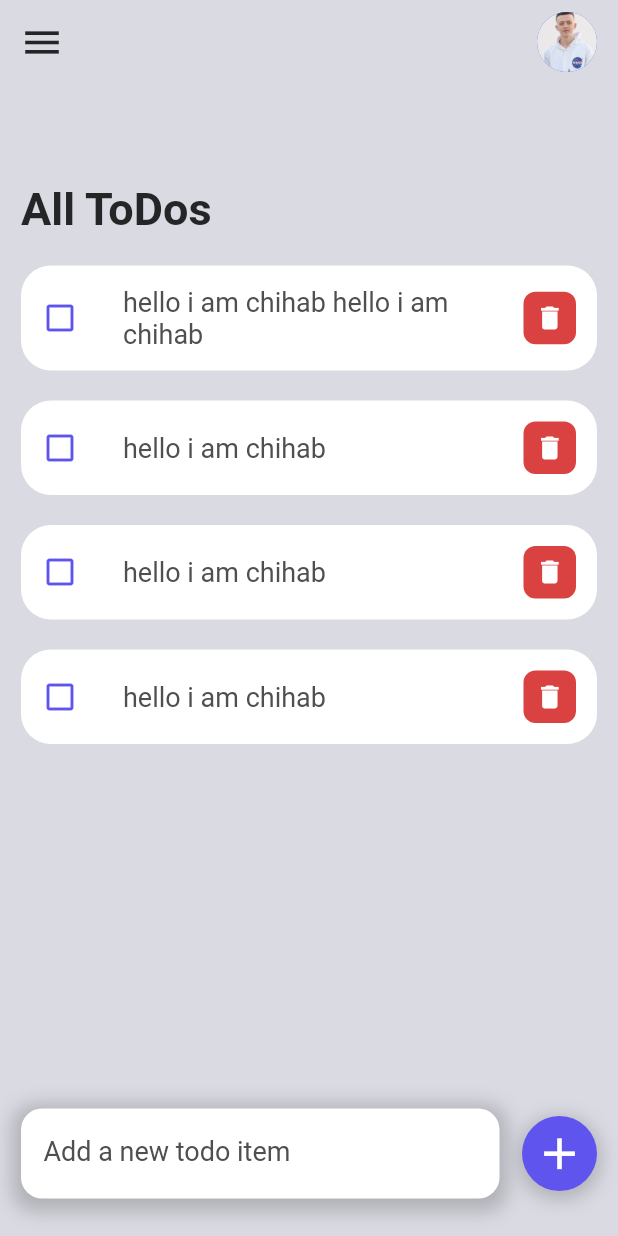
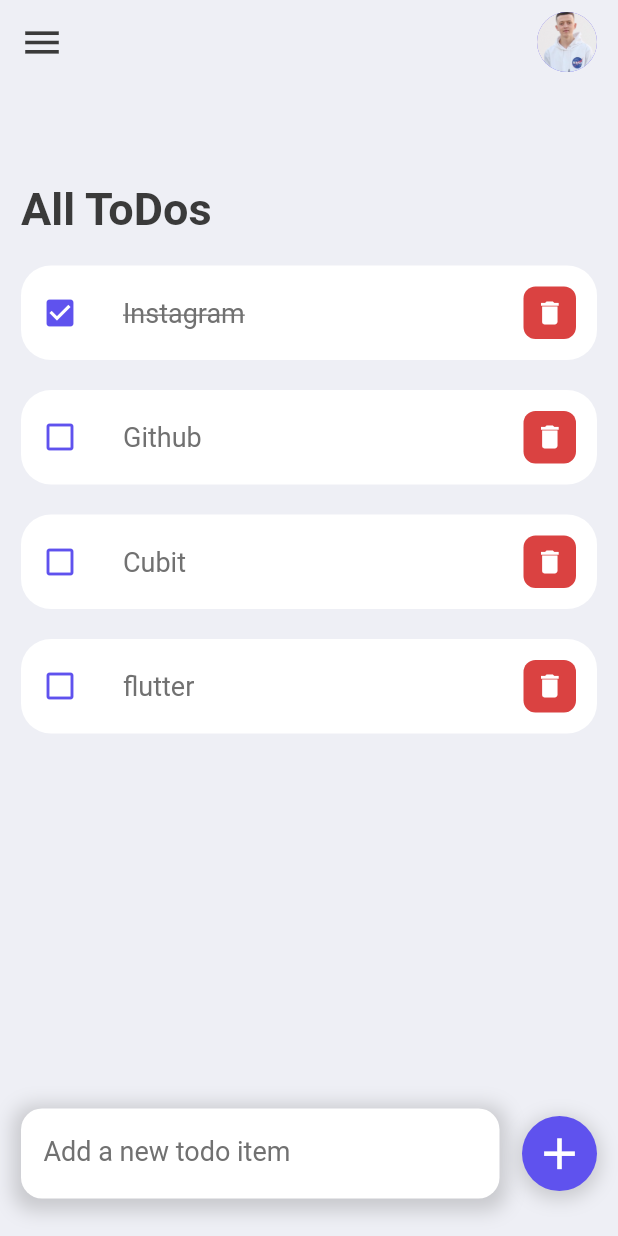
Before and after one commit to ChihabLahmari/ToDo_App, a Flutter app: the screen it shows after launch, on a phone screen of 412 x 824 dp. Run offline on Flutter 3.47's test engine with Material 2 defaults, Android fonts, the light colour scheme and no system bars; our stand-ins replace bloc, flutter_bloc, hive, hive_flutter, lottie, shared_preferences; accounts and stored records are empty.

Commit message:
ADD cubit to main screen

```diff
--- /dev/null
+++ b/lib/app/app_prefs.dart
@@ -0,0 +1,6 @@
+// import 'package:hive/hive.dart';
+
+// class AppPreferences {
+//   getbox() async {
+//   }
+// }
--- /dev/null
+++ b/lib/domain/model.dart
@@ -0,0 +1,23 @@
+// ignore_for_file: public_member_api_docs, sort_constructors_first
+class Todo {
+  String task;
+  bool isDone;
+  Todo({
+    required this.task,
+    this.isDone = false,
+  });
+
+  Map<String, dynamic> toMap() {
+    return {
+      'task': task,
+      'isDone': isDone,
+    };
+  }
+
+  factory Todo.fromMap(Map map) {
+    return Todo(
+      task: map['task'],
+      isDone: map['isDone'],
+    );
+  }
+}
--- a/lib/main.dart
+++ b/lib/main.dart
@@ -1,7 +1,9 @@
 import 'package:flutter/material.dart';
-
+import 'package:hive_flutter/hive_flutter.dart';
 import 'app/app.dart';
 
-void main() {
+void main() async {
+  await Hive.initFlutter();
+
   runApp(const MainApp());
 }
--- /dev/null
+++ b/lib/presentation/main/bloc/cubit.dart
@@ -0,0 +1,44 @@
+import 'package:bloc/bloc.dart';
+import 'package:flutter_bloc/flutter_bloc.dart';
+import 'package:hive/hive.dart';
+import 'package:shared_preferences/shared_preferences.dart';
+import 'package:todo_app/app/app_prefs.dart';
+import 'package:todo_app/domain/model.dart';
+import 'package:todo_app/presentation/main/bloc/states.dart';
+
+class MainCubit extends Cubit<MainStates> {
+  MainCubit() : super(MainInitState());
+
+  // to be more easily when use this cubit in many places
+  static MainCubit get(context) => BlocProvider.of(context);
+
+  List<Todo> tasks = [
+    Todo(task: "flutter"),
+    Todo(task: "Cubit"),
+    Todo(task: "Github"),
+    Todo(task: "Instagram", isDone: true),
+  ];
+
+  late Box box;
+
+  void getStoredTasks() async {
+    box = await Hive.openBox('box');
+
+  }
+
+  void addTask(String task) {
+    tasks.add(Todo(task: task));
+
+    emit(MainAddTaskState());
+  }
+
+  void doneTask(int index) {
+    tasks.reversed.toList()[index].isDone = !tasks.reversed.toList()[index].isDone;
+    emit(MainDoneTaskState());
+  }
+
+  void removeTask(String task) {
+    tasks.removeWhere((element) => element.task == task);
+    emit(MainRemoveTaskState());
+  }
+}
--- /dev/null
+++ b/lib/presentation/main/bloc/states.dart
@@ -0,0 +1,9 @@
+abstract class MainStates {}
+
+class MainInitState extends MainStates {}
+
+class MainAddTaskState extends MainStates {}
+
+class MainDoneTaskState extends MainStates {}
+
+class MainRemoveTaskState extends MainStates {}
--- a/lib/presentation/main/main_view.dart
+++ /dev/null
@@ -1,211 +0,0 @@
-import 'package:flutter/material.dart';
-import 'package:flutter/services.dart';
-import 'package:flutter/src/widgets/framework.dart';
-import 'package:flutter/src/widgets/placeholder.dart';
-import 'package:todo_app/presentation/resources/app_size.dart';
-import 'package:todo_app/presentation/resources/app_strings.dart';
-import 'package:todo_app/presentation/resources/assets_manager.dart';
-import 'package:todo_app/presentation/resources/color_manager.dart';
-import 'package:todo_app/presentation/resources/font_manager.dart';
-
-class MainView extends StatefulWidget {
-  const MainView({super.key});
-
-  @override
-  State<MainView> createState() => _MainViewState();
-}
-
-class _MainViewState extends State<MainView> {
-  final TextEditingController _toDoTextEditingController = TextEditingController();
-  List<String> todoList = [
-    'hello i am chihab hello i am chihab',
-    'hello i am chihab',
-    'hello i am chihab',
-    'hello i am chihab',
-  ];
-  @override
-  Widget build(BuildContext context) {
-    return Scaffold(
-      backgroundColor: ColorManager.primary,
-      extendBodyBehindAppBar: true,
-      appBar: AppBar(
-        systemOverlayStyle: SystemUiOverlayStyle(
-          statusBarColor: ColorManager.dark,
-          statusBarIconBrightness: Brightness.dark,
-          statusBarBrightness: Brightness.light,
-        ),
-        backgroundColor: Colors.transparent,
-        elevation: 0,
-        leading: Icon(
-          Icons.menu,
-          size: AppSize.s30,
-          color: ColorManager.dark,
-        ),
-        actions: [
-          CircleAvatar(
-            backgroundColor: ColorManager.purple,
-            backgroundImage: const AssetImage(ImageAssets.chihab),
-          ),
-          const SizedBox(
-            width: AppSize.s14,
-          )
-        ],
-      ),
-      body: Padding(
-        padding: const EdgeInsets.symmetric(vertical: AppSize.s10, horizontal: AppSize.s14),
-        child: Stack(
-          children: [
-            SingleChildScrollView(
-              child: Column(
-                crossAxisAlignment: CrossAxisAlignment.start,
-                children: [
-                  const SizedBox(
-                    height: kBottomNavigationBarHeight + kBottomNavigationBarHeight,
-                  ),
-                  Text(
-                    AppStrings.allTodos,
-                    style: TextStyle(
-                      fontSize: AppSize.s30,
-                      fontWeight: FontWeight.w600,
-                      color: ColorManager.dark,
-                    ),
-                  ),
-                  ListView.separated(
-                    padding: const EdgeInsets.symmetric(vertical: AppSize.s20),
-                    scrollDirection: Axis.vertical,
-                    shrinkWrap: true,
-                    physics: const ClampingScrollPhysics(),
-                    itemCount: todoList.length,
-                    separatorBuilder: (context, index) {
-                      return const SizedBox(height: AppSize.s20);
-                    },
-                    itemBuilder: (context, index) {
-                      return Container(
-                        decoration: BoxDecoration(
-                          borderRadius: BorderRadius.circular(AppSize.s20),
-                          color: ColorManager.white,
-                        ),
-                        child: Padding(
-                          padding: const EdgeInsets.all(AppSize.s14),
-                          child: Row(
-                            children: [
-                              Icon(
-                                Icons.check_box_outline_blank,
-                                color: ColorManager.purple,
-                              ),
-                              const SizedBox(width: AppSize.s30),
-                              Expanded(
-                                child: Text(
-                                  todoList[index],
-                                  style: TextStyle(
-                                    color: ColorManager.grey,
-                                    fontSize: FontSize.s18,
-                                    fontWeight: FontWeightManager.medium,
-                                  ),
-                                ),
-                              ),
-                              const SizedBox(width: AppSize.s30),
-                              Container(
-                                height: AppSize.s35,
-                                width: AppSize.s35,
-                                decoration: BoxDecoration(
-                                  borderRadius: BorderRadius.circular(AppSize.s8),
-                                  color: ColorManager.red,
-                                ),
-                                child: Center(
-                                  child: Icon(
-                                    Icons.delete,
-                                    color: ColorManager.white,
-                                    size: AppSize.s20,
-                                  ),
-                                ),
-                              ),
-                            ],
-                          ),
-                        ),
-                      );
-                    },
-                  )
-                ],
-              ),
-            ),
-            Padding(
-              padding: const EdgeInsets.only(bottom: AppSize.s15),
-              child: Align(
-                alignment: Alignment.bottomCenter,
-                child: Row(
-                  children: [
-                    Expanded(
-                      child: Container(
-                        height: AppSize.s60,
-                        decoration: BoxDecoration(
-                          color: Colors.white,
-                          borderRadius: BorderRadius.circular(AppSize.s14),
-                          boxShadow: [
-                            BoxShadow(
-                              color: ColorManager.grey.withOpacity(0.3),
-                              spreadRadius: 5,
-                              blurRadius: 10,
-                              offset: const Offset(0, 3),
-                            ),
-                          ],
-                        ),
-                        child: Padding(
-                          // padding: const EdgeInsets.all(AppSize.s10),
-                          padding: const EdgeInsets.only(left: AppSize.s10, right: AppSize.s10),
-                          child: Center(
-                            child: TextFormField(
-                              controller: _toDoTextEditingController,
-                              decoration: InputDecoration(
-                                label: const Text(AppStrings.addNewToDo),
-                                floatingLabelBehavior: FloatingLabelBehavior.never,
-                                border: InputBorder.none,
-                                contentPadding: const EdgeInsets.only(
-                                  left: AppSize.s5,
-                                  right: AppSize.s5,
-                                  bottom: AppSize.s20,
-                                ),
-                                labelStyle: TextStyle(
-                                  color: ColorManager.grey,
-                                  fontSize: FontSize.s18,
-                                  fontWeight: FontWeightManager.medium,
-                                ),
-                              ),
-                            ),
-                          ),
-                        ),
-                      ),
-                    ),
-                    const SizedBox(width: AppSize.s15),
-                    Container(
-                      decoration: BoxDecoration(
-                        borderRadius: BorderRadius.circular(AppSize.s25),
-                        boxShadow: [
-                          BoxShadow(
-                            color: ColorManager.grey.withOpacity(0.3),
-                            spreadRadius: 2,
-                            blurRadius: 10,
-                            offset: const Offset(0, 3),
-                          ),
-                        ],
-                      ),
-                      child: CircleAvatar(
-                        maxRadius: AppSize.s25,
-                        backgroundColor: ColorManager.purple,
-                        child: Icon(
-                          Icons.add,
-                          size: AppSize.s35,
-                          color: ColorManager.white,
-                        ),
-                      ),
-                    )
-                  ],
-                ),
-              ),
-            ),
-          ],
-        ),
-      ),
-    );
-  }
-}
--- /dev/null
+++ b/lib/presentation/main/view/main_view.dart
@@ -0,0 +1,246 @@
+import 'package:flutter/material.dart';
+import 'package:flutter/services.dart';
+import 'package:flutter/src/widgets/framework.dart';
+import 'package:flutter/src/widgets/placeholder.dart';
+import 'package:flutter_bloc/flutter_bloc.dart';
+import 'package:todo_app/domain/model.dart';
+import 'package:todo_app/presentation/main/bloc/cubit.dart';
+import 'package:todo_app/presentation/main/bloc/states.dart';
+import 'package:todo_app/presentation/resources/app_size.dart';
+import 'package:todo_app/presentation/resources/app_strings.dart';
+import 'package:todo_app/presentation/resources/assets_manager.dart';
+import 'package:todo_app/presentation/resources/color_manager.dart';
+import 'package:todo_app/presentation/resources/font_manager.dart';
+
+class MainView extends StatelessWidget {
+  final TextEditingController _taskTextEditingController = TextEditingController();
+
+  MainView({super.key});
+
+  @override
+  Widget build(BuildContext context) {
+    return BlocProvider(
+      create: (BuildContext context) => MainCubit(),
+      child: BlocConsumer<MainCubit, MainStates>(
+        listener: (context, state) {},
+        builder: (context, state) {
+          var cubit = MainCubit.get(context);
+          List<Todo> todoList = cubit.tasks;
+          return Scaffold(
+            backgroundColor: ColorManager.primary,
+            extendBodyBehindAppBar: true,
+            appBar: AppBar(
+              systemOverlayStyle: SystemUiOverlayStyle(
+                statusBarColor: ColorManager.dark,
+                statusBarIconBrightness: Brightness.dark,
+                statusBarBrightness: Brightness.light,
+              ),
+              backgroundColor: Colors.transparent,
+              elevation: 0,
+              leading: Icon(
+                Icons.menu,
+                size: AppSize.s30,
+                color: ColorManager.dark,
+              ),
+              actions: [
+                CircleAvatar(
+                  backgroundColor: ColorManager.purple,
+                  backgroundImage: const AssetImage(ImageAssets.chihab),
+                ),
+                const SizedBox(
+                  width: AppSize.s14,
+                )
+              ],
+            ),
+            body: Padding(
+              padding: const EdgeInsets.symmetric(vertical: AppSize.s10, horizontal: AppSize.s14),
+              child: Stack(
+                children: [
+                  SingleChildScrollView(
+                    child: Column(
+                      crossAxisAlignment: CrossAxisAlignment.start,
+                      children: [
+                        const SizedBox(
+                          height: kBottomNavigationBarHeight + kBottomNavigationBarHeight,
+                        ),
+                        Text(
+                          AppStrings.allTodos,
+                          style: TextStyle(
+                            fontSize: AppSize.s30,
+                            fontWeight: FontWeight.w600,
+                            color: ColorManager.dark,
+                          ),
+                        ),
+                        ListView.separated(
+                          padding: const EdgeInsets.symmetric(vertical: AppSize.s20),
+                          scrollDirection: Axis.vertical,
+                          shrinkWrap: true,
+                          physics: const ClampingScrollPhysics(),
+                          itemCount: todoList.length,
+                          separatorBuilder: (context, index) {
+                            return const SizedBox(height: AppSize.s20);
+                          },
+                          itemBuilder: (context, index) {
+                            return taskItem(todoList.reversed.toList(), index, cubit);
+                          },
+                        )
+                      ],
+                    ),
+                  ),
+                  addNewTaskBar(cubit, context),
+                ],
+              ),
+            ),
+          );
+        },
+      ),
+    );
+  }
+
+  Widget taskItem(List<Todo> todoList, int index, MainCubit cubit) {
+    return Container(
+      decoration: BoxDecoration(
+        borderRadius: BorderRadius.circular(AppSize.s20),
+        color: ColorManager.white,
+      ),
+      child: Padding(
+        padding: const EdgeInsets.all(AppSize.s14),
+        child: Row(
+          children: [
+            InkWell(
+              onTap: () {
+                cubit.doneTask(index);
+              },
+              child: Icon(
+                todoList[index].isDone ? Icons.check_box : Icons.check_box_outline_blank,
+                color: ColorManager.purple,
+              ),
+            ),
+            const SizedBox(width: AppSize.s30),
+            Expanded(
+              child: Text(
+                todoList[index].task,
+                style: TextStyle(
+                  color: ColorManager.grey,
+                  fontSize: FontSize.s18,
+                  fontWeight: FontWeightManager.medium,
+                  decoration: todoList[index].isDone ? TextDecoration.lineThrough : null,
+                ),
+              ),
+            ),
+            const SizedBox(width: AppSize.s30),
+            InkWell(
+              onTap: () {
+                cubit.removeTask(todoList[index].task);
+              },
+              child: Container(
+                height: AppSize.s35,
+                width: AppSize.s35,
+                decoration: BoxDecoration(
+                  borderRadius: BorderRadius.circular(AppSize.s8),
+                  color: ColorManager.red,
+                ),
+                child: Center(
+                  child: Icon(
+                    Icons.delete,
+                    color: ColorManager.white,
+                    size: AppSize.s20,
+                  ),
+                ),
+              ),
+            ),
+          ],
+        ),
+      ),
+    );
+  }
+
+  Widget addNewTaskBar(MainCubit cubit, BuildContext context) {
+    return Padding(
+      padding: const EdgeInsets.only(bottom: AppSize.s15),
+      child: Align(
+        alignment: Alignment.bottomCenter,
+        child: Row(
+          children: [
+            Expanded(
+              child: Container(
+                height: AppSize.s60,
+                decoration: BoxDecoration(
+                  color: Colors.white,
+                  borderRadius: BorderRadius.circular(AppSize.s14),
+                  boxShadow: [
+                    BoxShadow(
+                      color: ColorManager.grey.withOpacity(0.3),
+                      spreadRadius: 5,
+                      blurRadius: 10,
+                      offset: const Offset(0, 3),
+                    ),
+                  ],
+                ),
+                child: Padding(
+                  // padding: const EdgeInsets.all(AppSize.s10),
+                  padding: const EdgeInsets.only(left: AppSize.s10, right: AppSize.s10),
+                  child: Center(
+                    child: TextFormField(
+                      controller: _taskTextEditingController,
+                      decoration: InputDecoration(
+                        label: const Text(AppStrings.addNewToDo),
+                        floatingLabelBehavior: FloatingLabelBehavior.never,
+                        border: InputBorder.none,
+                        contentPadding: const EdgeInsets.only(
+                          left: AppSize.s5,
+                          right: AppSize.s5,
+                          bottom: AppSize.s20,
+                        ),
+                        labelStyle: TextStyle(
+                          color: ColorManager.grey,
+                          fontSize: FontSize.s18,
+                          fontWeight: FontWeightManager.medium,
+                        ),
+                      ),
+                    ),
+                  ),
+                ),
+              ),
+            ),
+            const SizedBox(width: AppSize.s15),
+            Container(
+              decoration: BoxDecoration(
+                borderRadius: BorderRadius.circular(AppSize.s25),
+                boxShadow: [
+                  BoxShadow(
+                    color: ColorManager.grey.withOpacity(0.3),
+                    spreadRadius: 2,
+                    blurRadius: 10,
+                    offset: const Offset(0, 3),
+                  ),
+                ],
+              ),
+              child: InkWell(
+                onTap: () {
+                  if (_taskTextEditingController.text.isNotEmpty) {
+                    cubit.addTask(_taskTextEditingController.text);
+                    _taskTextEditingController.clear();
+                    FocusScopeNode currentFocus = FocusScope.of(context);
+                    if (!currentFocus.hasPrimaryFocus) {
+                      currentFocus.unfocus();
+                    }
+                  }
+                },
+                child: CircleAvatar(
+                  maxRadius: AppSize.s25,
+                  backgroundColor: ColorManager.purple,
+                  child: Icon(
+                    Icons.add,
+                    size: AppSize.s35,
+                    color: ColorManager.white,
+                  ),
+                ),
+              ),
+            )
+          ],
+        ),
+      ),
+    );
+  }
+}
--- a/lib/presentation/resources/app_strings.dart
+++ b/lib/presentation/resources/app_strings.dart
@@ -1,4 +1,5 @@
 class AppStrings {
   static const String allTodos = "All ToDos";
   static const String addNewToDo = "Add a new todo item";
+  static const String madeWithLove = "Made With Love By Chihab.dev 💜";
 }
--- a/lib/presentation/resources/color_manager.dart
+++ b/lib/presentation/resources/color_manager.dart
@@ -1,10 +1,10 @@
 import 'package:flutter/material.dart';
 
 class ColorManager {
-  static Color primary = Color.fromARGB(255, 217, 218, 226);
+  static Color primary = const Color(0xFFEEEFF5);
   static Color white = const Color(0xffFFFFFF);
-  static Color purple = const Color(0xff6054EE);
-  static Color dark = const Color(0xff242526);
-  static Color grey = const Color(0xff4F4F4F);
+  static Color purple = const Color(0xff5F52EE);
+  static Color dark = const Color(0xff3A3A3A);
+  static Color grey = const Color(0xff717171);
   static Color red = const Color(0xffDA4241);
 }
```
Also changed, not shown: lib/presentation/splash/splash_view.dart (+28 -5 lines), pubspec.yaml (+7 -0 lines), pubspec.lock, 10 other files.
